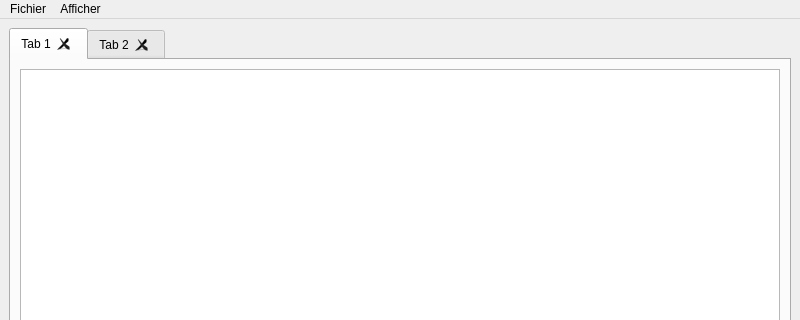
The window that mainwindow.ui (peutt/EditeurDeTexte) describes before a commit, drawn with Qt 5; both pictures show x 0 to 800 and y 0 to 320 of the 800 by 600 pixel window.
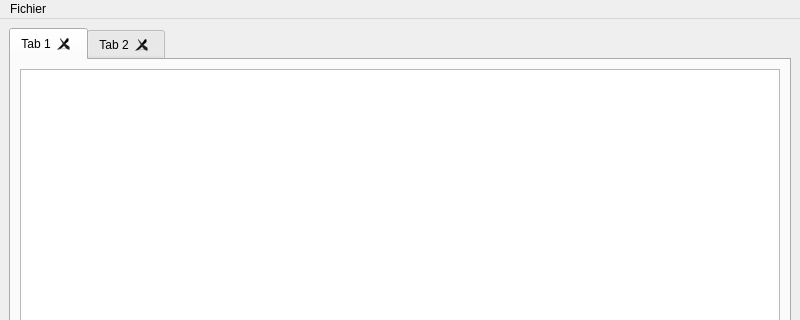
The same window after the commit.

```diff
--- a/mainwindow.ui
+++ b/mainwindow.ui
@@ -86,15 +86,7 @@
     <property name="title">
      <string>Fichier</string>
     </property>
-    <addaction name="actionOuvrir"/>
-    <addaction name="actionSauvegarder"/>
-    <addaction name="actionSauvegarder_tout"/>
-   </widget>
-   <widget class="QMenu" name="menuAfficher">
-    <property name="title">
-     <string>Afficher</string>
-    </property>
-    <widget class="QMenu" name="menu10_derniers_fichiers">
+    <widget class="QMenu" name="menuFichiers_recents">
      <property name="title">
       <string>10 derniers fichiers</string>
      </property>
@@ -102,7 +94,6 @@
     <addaction name="menu10_derniers_fichiers"/>
    </widget>
    <addaction name="menuFichier"/>
-   <addaction name="menuAfficher"/>
   </widget>
   <widget class="QStatusBar" name="statusbar"/>
   <action name="actionOuvrir">
```
Left out of the diff: 12 changed lines with no effect on the pictures.
